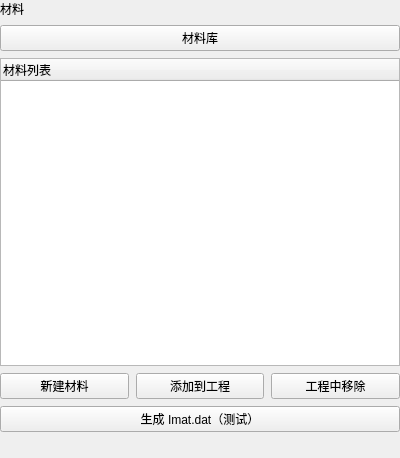
Before: the Qt Designer form plugins/Base_MaterialManager/MaterialManagerWidget.ui in asd977/base_cae, drawn with Qt 5.
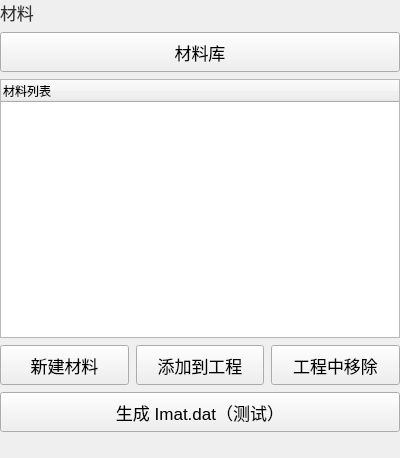
After: the same form once the commit is applied. Icons and pictures are not drawn.

Commit message: style: use existing arrow assets and remove custom svg files

```diff
--- a/plugins/Base_MaterialManager/MaterialManagerWidget.ui
+++ b/plugins/Base_MaterialManager/MaterialManagerWidget.ui
@@ -14,7 +14,102 @@
    <string>Form</string>
   </property>
   <property name="styleSheet">
-   <string notr="true"/>
+   <string notr="true">QWidget{
+font-family: &quot;Microsoft YaHei&quot;, &quot;微软雅黑&quot;;
+}
+QPushButton {
+    font-size: 17px;
+    min-height: 32px;
+}
+QPushButton#pushButton {
+    background-color: rgb(224, 233, 244);
+    border-width: 1px;
+    border-color: rgb(121, 121, 121);
+    border-style: solid;
+    min-height: 33px;
+    border-top: 1px solid rgb(169, 169, 169);
+    border-bottom: 1px solid rgb(169, 169, 169);
+    border-left: none;
+    border-right: none;
+    text-align: left;
+    padding-left: 15px;
+    font-size: 17px;
+}
+QLabel {
+    font-size: 17px;
+    color: rgb(51, 51, 51);
+}
+QLabel#pageNameLabel {
+    font-size: 20px;
+    padding-left: 9px;
+    color: rgb(53, 103, 147);
+}
+QLineEdit, QTextEdit, QPlainTextEdit, QSpinBox, QDoubleSpinBox, QDateTimeEdit {
+    border: 1px solid rgb(200, 200, 200);
+    border-radius: 2px;
+    font-size: 17px;
+    min-height: 30px;
+}
+QLineEdit:focus, QTextEdit:focus, QPlainTextEdit:focus,
+QSpinBox:focus, QDoubleSpinBox:focus, QDateTimeEdit:focus {
+    border-color: rgb(100, 100, 255);
+    outline: none;
+}
+QComboBox {
+    font-size: 17px;
+    color: rgb(51, 51, 51);
+    padding-left: 6px;
+    background: rgb(240, 240, 240);
+    border: 1px solid rgb(169, 169, 169);
+    border-radius: 3px;
+    min-height: 30px;
+}
+QComboBox::drop-down {
+    subcontrol-origin: padding;
+    subcontrol-position: top right;
+    width: 20px;
+    background: rgb(240, 240, 240);
+    border-left: 1px solid rgb(190, 190, 190);
+}
+QComboBox::down-arrow {
+    image: url(:/resources/down_arrow.png);
+    width: 12px;
+    height: 12px;
+}
+QSpinBox::up-button, QDoubleSpinBox::up-button {
+    subcontrol-origin: border;
+    subcontrol-position: top right;
+    width: 18px;
+    border-left: 1px solid rgb(190, 190, 190);
+    border-bottom: 1px solid rgb(210, 210, 210);
+    background: rgb(240, 240, 240);
+}
+QSpinBox::down-button, QDoubleSpinBox::down-button {
+    subcontrol-origin: border;
+    subcontrol-position: bottom right;
+    width: 18px;
+    border-left: 1px solid rgb(190, 190, 190);
+    background: rgb(240, 240, 240);
+}
+QSpinBox::up-arrow, QDoubleSpinBox::up-arrow {
+    image: url(:/resources/up_arrow.png);
+    width: 10px;
+    height: 10px;
+}
+QSpinBox::down-arrow, QDoubleSpinBox::down-arrow {
+    image: url(:/resources/down_arrow.png);
+    width: 10px;
+    height: 10px;
+}
+QRadioButton, QCheckBox, QGroupBox {
+    font-size: 17px;
+}
+QTableWidget, QTreeWidget, QListWidget {
+    font-size: 16px;
+    gridline-color: rgb(210, 210, 210);
+}
+
+</string>
   </property>
   <layout class="QVBoxLayout" name="verticalLayout_2">
    <property name="spacing">
```
The commit also changes 42 other files.
